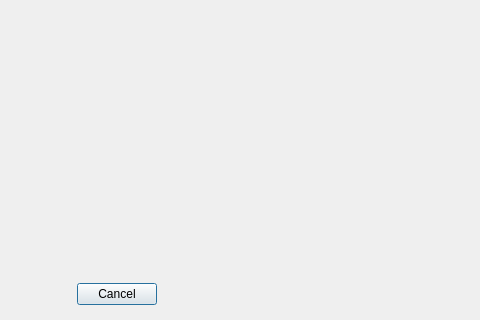
First picture: the form in src/printdialog.ui, repository rgriebl/brickstore, before the edit; both pictures show x 0 to 480 and y 481 to 801 of the 1024 by 801 pixel window.
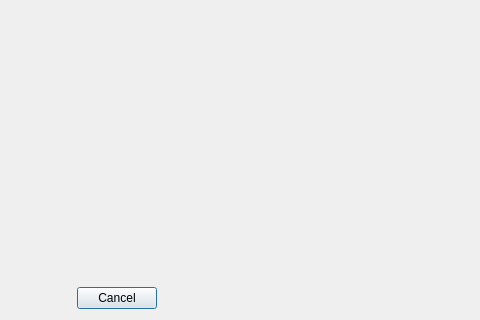
Second picture: the form after the edit. Icons and pictures are not drawn.

Commit message: Fix hi-dpi related miscalculations when printing

```diff
--- a/src/printdialog.ui
+++ b/src/printdialog.ui
@@ -17,9 +17,6 @@
    <bool>true</bool>
   </property>
   <layout class="QGridLayout" name="gridLayout" rowstretch="0,0,0" columnstretch="0,1">
-   <property name="bottomMargin">
-    <number>15</number>
-   </property>
    <item row="0" column="1">
     <layout class="QHBoxLayout" name="horizontalLayout_2">
      <property name="spacing">
```
The commit also changes 2 other files.
